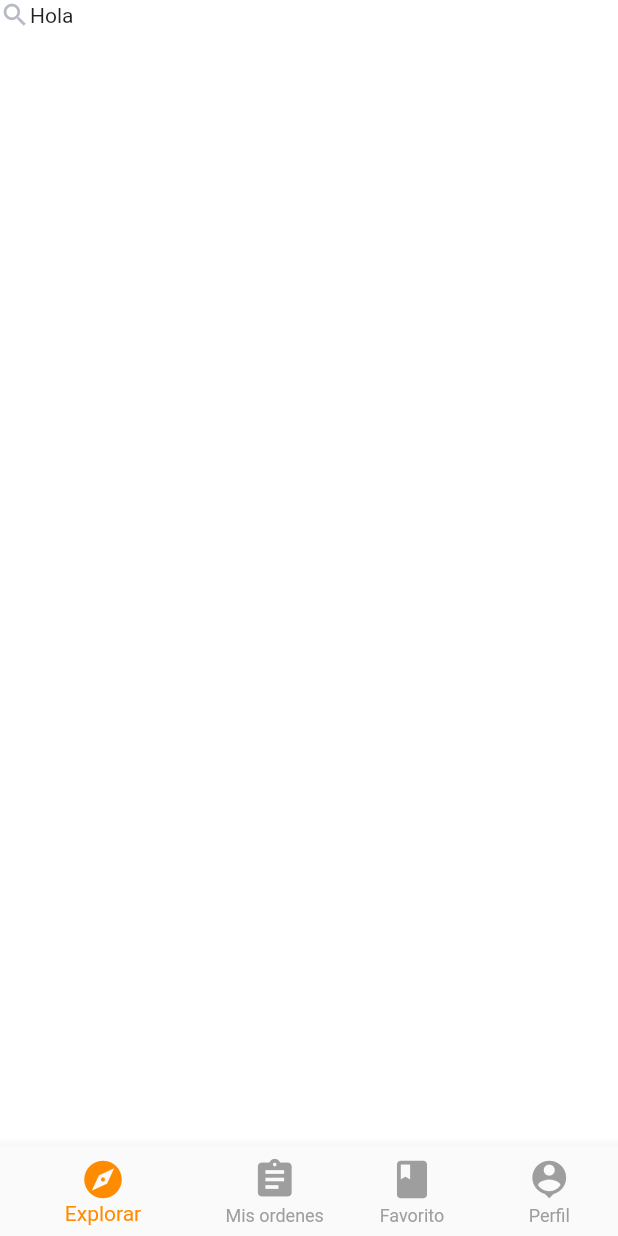
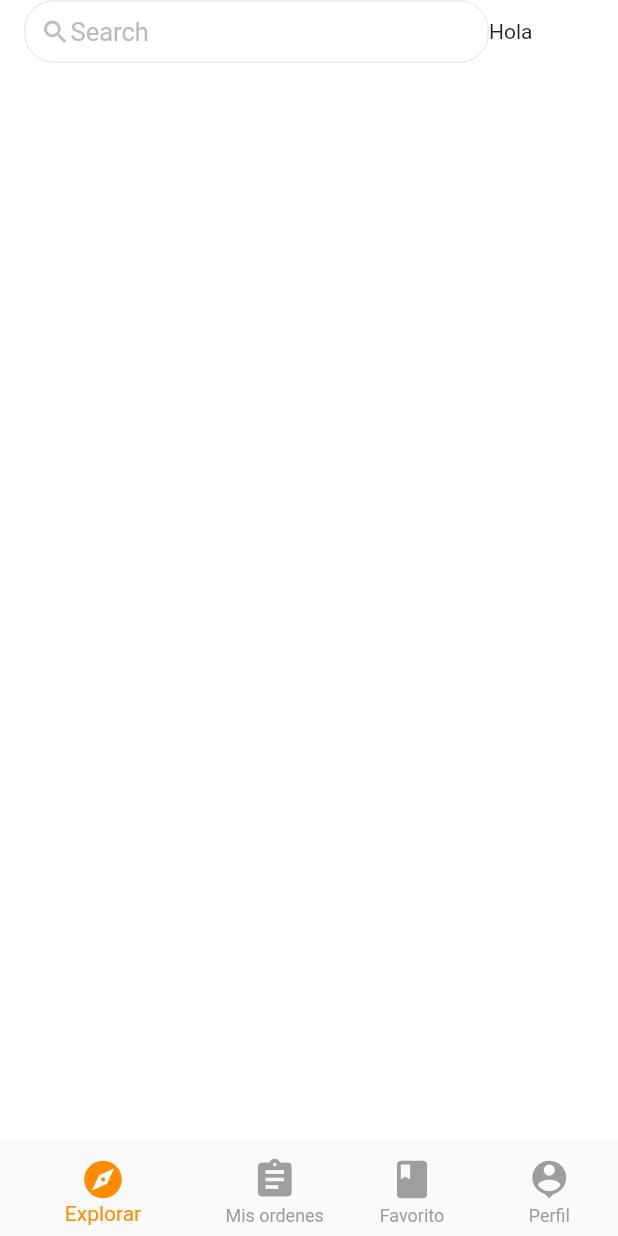
Before and after one commit to IvoCobos/AppDeliveryFlutter, a Flutter app: the TabsPage screen opened by its route, on a phone screen of 412 x 824 dp. Run offline on Flutter 3.47's test engine with Material 2 defaults, Android fonts, the phone set to English and light mode, and no system bars; missing offline and left inert: dart:html, dart:js.

Commit message:
Add search input

```diff
--- a/lib/src/features/presentation/tabs/explore_tab.dart
+++ b/lib/src/features/presentation/tabs/explore_tab.dart
@@ -18,8 +18,19 @@ Widget _topBar(BuildContext context) {
   return Row(
     children: [
       Container(
+        width: 310,
+        padding: EdgeInsets.all(10.0),
+        margin: EdgeInsets.only(left: 16),
+        decoration: BoxDecoration(
+          border: Border.all(color: Color.fromRGBO(234, 236, 239, 1.0)),
+          borderRadius: BorderRadius.circular(20.0)
+        ),
         child: Row(children: [
-          Icon(Icons.search, size: 20.0, color: grey,)
+          Icon(Icons.search, size: 20.0, color: grey,),
+          Text('Search', style: TextStyle(
+            color: grey,
+            fontSize: 17.0
+          ))
           ]),
       ),
       Container(
```
